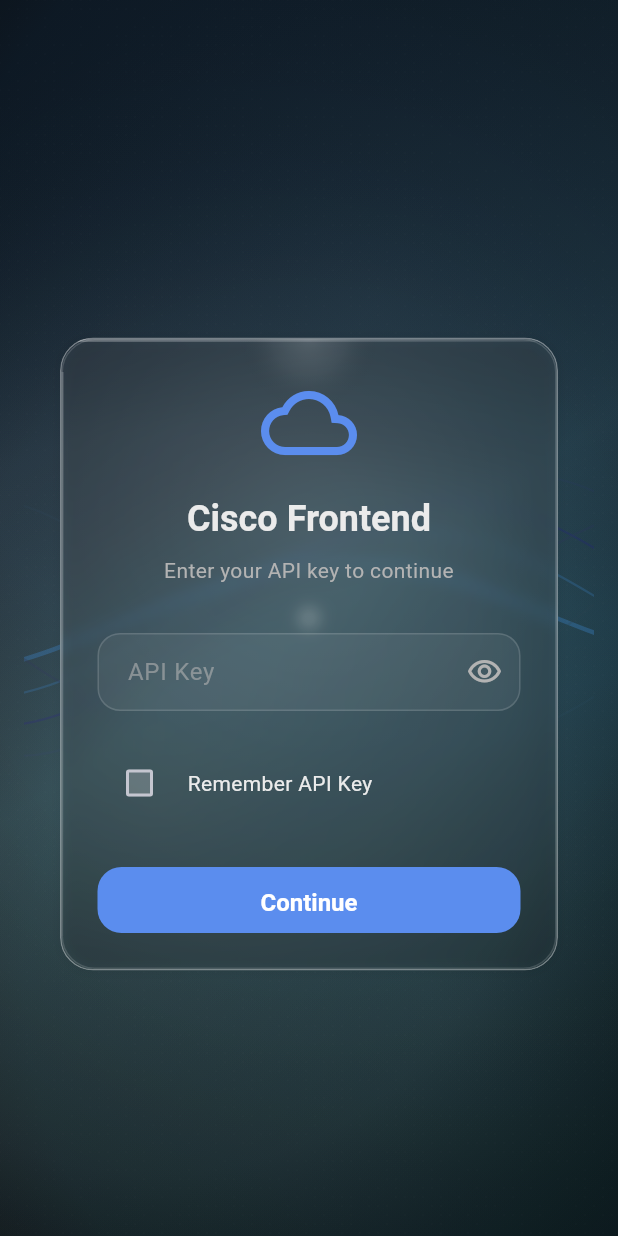
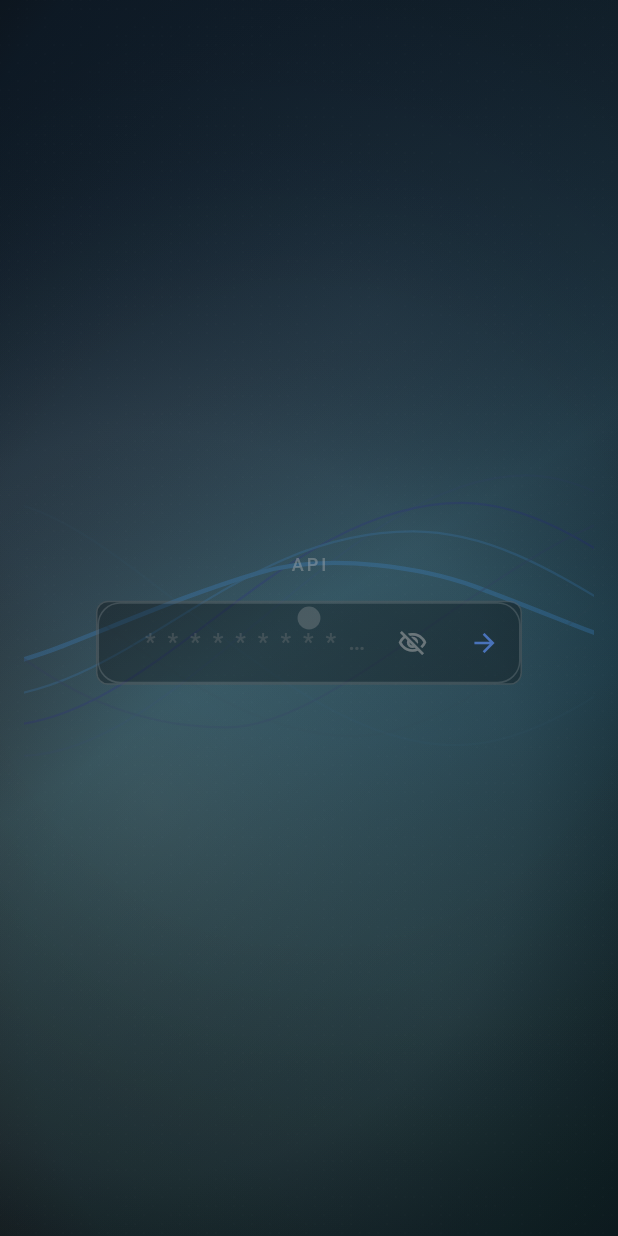
Before and after one commit to ozzuworld/cisco-frontend, a Flutter app: the screen it shows after launch, on a phone screen of 412 x 824 dp. Run offline on Flutter 3.47's test engine with Material 3 defaults, Android fonts, the phone set to English and light mode, and no system bars; our stand-ins replace dio, flutter_secure_storage, lottie; accounts and stored records are empty.

Commit message:
refactor: Redesign landing page as minimal secret tool interface
Complete redesign to ultra-minimal aesthetic:
- Removed glass card container, branding, and checkbox
- Just a single long input box for API key
- Simple 'API' label above
- Centered text with letter spacing
- Asterisk placeholder for secret tool feel
- Show/hide toggle and submit arrow on the right
- Submit with Enter key or arrow button
- Always remembers API key
- Clean, focused, professional look

```diff
--- a/lib/src/screens/home_screen.dart
+++ b/lib/src/screens/home_screen.dart
@@ -3,16 +3,11 @@ import 'package:provider/provider.dart';
 import 'package:lottie/lottie.dart';
 import '../config/config_service.dart';
 import '../ui/glass_scaffold.dart';
-import '../ui/glass_card.dart';
 import '../ui/design_tokens.dart';
 import 'collection_wizard_screen.dart';
 
-/// FE-SPRINT-LANDING-001: Simplified landing page with API key input
-/// Features:
-/// - voip.json lottie animation as background
-/// - Clean, minimal UI with single API key input
-/// - Liquid glass design aesthetic
-/// - Direct navigation to main app after configuration
+/// FE-SPRINT-LANDING-001: Minimal landing page with API key input
+/// Super clean secret tool interface - just an input box
 class HomeScreen extends StatefulWidget {
   const HomeScreen({super.key});
 
@@ -22,8 +17,6 @@ class HomeScreen extends StatefulWidget {
 
 class _HomeScreenState extends State<HomeScreen> {
   final _apiKeyController = TextEditingController();
-  final _formKey = GlobalKey<FormState>();
-  bool _rememberKey = false;
   bool _obscureText = true;
   bool _isLoading = false;
 
@@ -37,14 +30,14 @@ class _HomeScreenState extends State<HomeScreen> {
   Widget build(BuildContext context) {
     return GlassScaffold(
       enableBackground: true,
-      scrollable: false, // Disable scrolling to allow Stack to fill screen
+      scrollable: false,
       body: SizedBox.expand(
         child: Stack(
           children: [
             // voip.json lottie animation as background
             Positioned.fill(
               child: Opacity(
-                opacity: 0.3, // Subtle effect, doesn't distract from UI
+                opacity: 0.25,
                 child: Lottie.asset(
                   'assets/lottie/voip.json',
                   fit: BoxFit.cover,
@@ -52,113 +45,69 @@ class _HomeScreenState extends State<HomeScreen> {
                 ),
               ),
             ),
-            // Main content - scrollable for overflow protection
-            SingleChildScrollView(
-              child: SizedBox(
-                height: MediaQuery.of(context).size.height,
-                child: Center(
+            // Minimal API key input
+            Center(
               child: Padding(
-                    padding: const EdgeInsets.all(24.0),
+                padding: const EdgeInsets.symmetric(horizontal: 48.0),
                 child: ConstrainedBox(
-                      constraints: const BoxConstraints(maxWidth: 400),
-                      child: GlassCard(
-                  body: Form(
-                    key: _formKey,
+                  constraints: const BoxConstraints(maxWidth: 600),
                   child: Column(
                     mainAxisSize: MainAxisSize.min,
-                      crossAxisAlignment: CrossAxisAlignment.stretch,
                     children: [
-                        // App branding
-                        Icon(
-                          Icons.cloud_outlined,
-                          size: 64,
-                          color: DesignTokens.accentPrimary,
+                      // Simple text label
+                      Text(
+                        'API',
+                        style: TextStyle(
+                          color: DesignTokens.textSecondary.withOpacity(0.4),
+                          fontSize: 12,
+                          fontWeight: FontWeight.w500,
+                          letterSpacing: 2,
+                        ),
                       ),
                       const SizedBox(height: 16),
-                        Text(
-                          'Cisco Frontend',
-                          textAlign: TextAlign.center,
-                          style: Theme.of(context).textTheme.headlineSmall?.copyWith(
-                                color: DesignTokens.textPrimary,
-                                fontWeight: FontWeight.w600,
+                      // Long minimal input box
+                      Container(
+                        height: 56,
+                        decoration: BoxDecoration(
+                          color: Colors.black.withOpacity(0.3),
+                          borderRadius: BorderRadius.circular(8),
+                          border: Border.all(
+                            color: Colors.white.withOpacity(0.15),
+                            width: 1,
                           ),
                         ),
-                        const SizedBox(height: 8),
-                        Text(
-                          'Enter your API key to continue',
-                          textAlign: TextAlign.center,
-                          style: Theme.of(context).textTheme.bodyMedium?.copyWith(
-                                color: DesignTokens.textSecondary,
-                              ),
-                        ),
-                        const SizedBox(height: 32),
-
-                        // API Key input
-                        TextFormField(
+                        child: TextField(
                           controller: _apiKeyController,
                           obscureText: _obscureText,
+                          textAlign: TextAlign.center,
                           style: TextStyle(
                             color: DesignTokens.textPrimary,
+                            fontSize: 16,
+                            letterSpacing: 1.5,
+                            fontWeight: FontWeight.w500,
                           ),
                           decoration: InputDecoration(
-                            labelText: 'API Key',
-                            labelStyle: TextStyle(
-                              color: DesignTokens.textSecondary.withOpacity(
-                                DesignTokens.inputLabelOpacity,
+                            hintText: '* * * * * * * * * * * * * * * *',
+                            hintStyle: TextStyle(
+                              color: DesignTokens.textMuted.withOpacity(0.3),
+                              letterSpacing: 2,
                             ),
+                            border: InputBorder.none,
+                            contentPadding: const EdgeInsets.symmetric(
+                              horizontal: 24,
+                              vertical: 16,
                             ),
-                            hintText: 'Enter your API key',
-                            hintStyle: TextStyle(
-                              color: DesignTokens.textMuted,
-                            ),
-                            filled: true,
-                            fillColor: Colors.white.withOpacity(
-                              DesignTokens.inputBackgroundOpacity,
-                            ),
-                            border: OutlineInputBorder(
-                              borderRadius: DesignTokens.inputBorderRadius,
-                              borderSide: BorderSide(
-                                color: Colors.white.withOpacity(
-                                  DesignTokens.inputBorderOpacity,
-                                ),
-                              ),
-                            ),
-                            enabledBorder: OutlineInputBorder(
-                              borderRadius: DesignTokens.inputBorderRadius,
-                              borderSide: BorderSide(
-                                color: Colors.white.withOpacity(
-                                  DesignTokens.inputBorderOpacity,
-                                ),
-                              ),
-                            ),
-                            focusedBorder: OutlineInputBorder(
-                              borderRadius: DesignTokens.inputBorderRadius,
-                              borderSide: BorderSide(
-                                color: DesignTokens.accentPrimary.withOpacity(
-                                  DesignTokens.inputFocusBorderOpacity,
-                                ),
-                                width: 1.5,
-                              ),
-                            ),
-                            errorBorder: OutlineInputBorder(
-                              borderRadius: DesignTokens.inputBorderRadius,
-                              borderSide: BorderSide(
-                                color: Colors.red.withOpacity(0.7),
-                              ),
-                            ),
-                            focusedErrorBorder: OutlineInputBorder(
-                              borderRadius: DesignTokens.inputBorderRadius,
-                              borderSide: BorderSide(
-                                color: Colors.red.withOpacity(0.9),
-                                width: 1.5,
-                              ),
-                            ),
-                            suffixIcon: IconButton(
+                            suffixIcon: Row(
+                              mainAxisSize: MainAxisSize.min,
+                              children: [
+                                // Show/hide toggle
+                                IconButton(
                                   icon: Icon(
                                     _obscureText
-                                    ? Icons.visibility_outlined
-                                    : Icons.visibility_off_outlined,
-                                color: DesignTokens.textSecondary,
+                                        ? Icons.visibility_off_outlined
+                                        : Icons.visibility_outlined,
+                                    size: 20,
+                                    color: DesignTokens.textSecondary.withOpacity(0.5),
                                   ),
                                   onPressed: () {
                                     setState(() {
@@ -166,107 +115,37 @@ class _HomeScreenState extends State<HomeScreen> {
                                     });
                                   },
                                 ),
-                          ),
-                          validator: (value) {
-                            if (value == null || value.trim().isEmpty) {
-                              return 'Please enter an API key';
-                            }
-                            return null;
-                          },
-                        ),
-                        const SizedBox(height: 16),
-
-                        // Remember checkbox
-                        InkWell(
-                          onTap: () {
-                            setState(() {
-                              _rememberKey = !_rememberKey;
-                            });
-                          },
-                          borderRadius: BorderRadius.circular(
-                            DesignTokens.radiusSmall,
-                          ),
-                          child: Padding(
-                            padding: const EdgeInsets.symmetric(
-                              horizontal: 4.0,
-                              vertical: 8.0,
-                            ),
-                            child: Row(
-                              children: [
-                                Checkbox(
-                                  value: _rememberKey,
-                                  onChanged: (value) {
-                                    setState(() {
-                                      _rememberKey = value ?? false;
-                                    });
-                                  },
-                                  fillColor: MaterialStateProperty.resolveWith(
-                                    (states) {
-                                      if (states.contains(MaterialState.selected)) {
-                                        return DesignTokens.accentPrimary;
-                                      }
-                                      return Colors.white.withOpacity(0.2);
-                                    },
+                                // Submit button
+                                if (_isLoading)
+                                  Padding(
+                                    padding: const EdgeInsets.only(right: 12.0),
+                                    child: SizedBox(
+                                      width: 20,
+                                      height: 20,
+                                      child: CircularProgressIndicator(
+                                        strokeWidth: 2,
+                                        valueColor: AlwaysStoppedAnimation<Color>(
+                                          DesignTokens.accentPrimary.withOpacity(0.7),
                                         ),
                                       ),
-                                const SizedBox(width: 8),
-                                Expanded(
-                                  child: Text(
-                                    'Remember API Key',
-                                    style: Theme.of(context)
-                                        .textTheme
-                                        .bodyMedium
-                                        ?.copyWith(
-                                          color: DesignTokens.textPrimary,
                                     ),
+                                  )
+                                else
+                                  IconButton(
+                                    icon: Icon(
+                                      Icons.arrow_forward,
+                                      size: 20,
+                                      color: DesignTokens.accentPrimary.withOpacity(0.7),
                                     ),
+                                    onPressed: _handleSubmit,
                                   ),
                               ],
                             ),
                           ),
-                        ),
-                        const SizedBox(height: 24),
-
-                        // Continue button
-                        SizedBox(
-                          height: DesignTokens.inputHeight,
-                          child: ElevatedButton(
-                            onPressed: _isLoading ? null : _handleContinue,
-                            style: ElevatedButton.styleFrom(
-                              backgroundColor: DesignTokens.accentPrimary,
-                              foregroundColor: Colors.white,
-                              disabledBackgroundColor:
-                                  DesignTokens.accentPrimary.withOpacity(0.5),
-                              shape: RoundedRectangleBorder(
-                                borderRadius: DesignTokens.buttonBorderRadius,
-                              ),
-                              elevation: 0,
-                            ),
-                            child: _isLoading
-                                ? const SizedBox(
-                                    height: 20,
-                                    width: 20,
-                                    child: CircularProgressIndicator(
-                                      strokeWidth: 2,
-                                      valueColor: AlwaysStoppedAnimation<Color>(
-                                        Colors.white,
-                                      ),
-                                    ),
-                                  )
-                                : const Text(
-                                    'Continue',
-                                    style: TextStyle(
-                                      fontSize: 16,
-                                      fontWeight: FontWeight.w600,
-                                    ),
-                                  ),
+                          onSubmitted: (_) => _handleSubmit(),
                         ),
                       ),
                     ],
-                    ),
-                  ),
-                      ),
-                    ),
                   ),
                 ),
               ),
@@ -277,24 +156,22 @@ class _HomeScreenState extends State<HomeScreen> {
     );
   }
 
-  void _handleContinue() async {
-    // Validate form
-    if (!_formKey.currentState!.validate()) {
+  void _handleSubmit() async {
+    final apiKey = _apiKeyController.text.trim();
+
+    if (apiKey.isEmpty) {
+      _showError('Enter API key');
       return;
     }
-
-    final apiKey = _apiKeyController.text.trim();
 
     setState(() {
       _isLoading = true;
     });
 
     try {
-      // Save to ConfigService
       final configService = context.read<ConfigService>();
-      await configService.updateApiKey(apiKey, _rememberKey);
+      await configService.updateApiKey(apiKey, true); // Always remember
 
-      // Navigate to main app
       if (mounted) {
         Navigator.pushReplacement(
           context,
@@ -305,7 +182,7 @@ class _HomeScreenState extends State<HomeScreen> {
       }
     } catch (e) {
       if (mounted) {
-        _showError('Failed to configure API key: $e');
+        _showError('Failed: $e');
       }
     } finally {
       if (mounted) {
@@ -321,6 +198,7 @@ class _HomeScreenState extends State<HomeScreen> {
       SnackBar(
         content: Text(message),
         backgroundColor: Colors.red.withOpacity(0.9),
+        duration: const Duration(seconds: 2),
       ),
     );
   }
```
Lines whose indentation alone changed are shown as unchanged.
